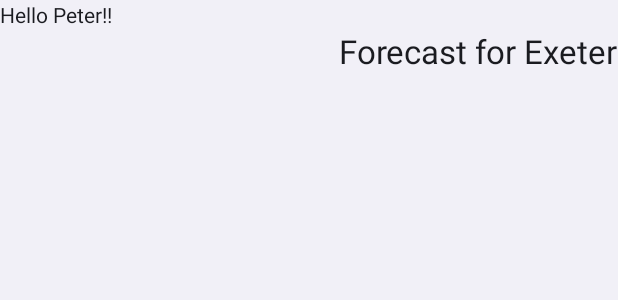
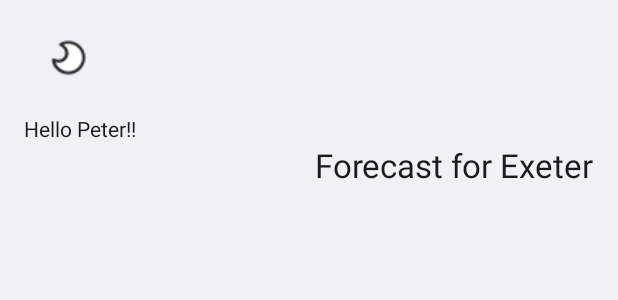
Before and after one commit to tszpinda/android-widget-background, an Android app: the layout widget_medium.xml on its own in the app's theme, with its tools: preview values and no code run, on a phone screen of 412 x 824 dp. Shown: the top 300 px of the screen. Run offline under Robolectric (Android 15) with nearby library versions, the phone set to English and light mode, and no system bars.

Commit message:
Transparent bg and day/night icons

```diff
--- a/app/src/main/java/com/example/widget/Widget.kt
+++ b/app/src/main/java/com/example/widget/Widget.kt
@@ -13,17 +13,18 @@ class Widget: AppWidgetProvider() {
     override fun onUpdate(
         context: Context?,
         appWidgetManager: AppWidgetManager?,
-        appWidgetIds: IntArray?
+        appWidgetIds: IntArray?,
     ) {
         super.onUpdate(context, appWidgetManager, appWidgetIds)
-        if (appWidgetIds == null) return;
-        if (appWidgetManager == null) return;
-        if (context == null) return;
+        if (appWidgetIds == null) return
+        if (appWidgetManager == null) return
+        if (context == null) return
 
         val viewMapping = RemoteViews(
             context.packageName,
             R.layout.widget_medium
-        );
+        )
+        viewMapping.setInt(R.id.widget_bg, "setImageAlpha", 45)
 
         for (appWidgetId in appWidgetIds) {
             appWidgetManager.updateAppWidget(appWidgetId, RemoteViews(viewMapping))
--- /dev/null
+++ b/app/src/main/res/drawable/widget_rounded.xml
@@ -0,0 +1,5 @@
+<?xml version="1.0" encoding="UTF-8"?>
+<shape xmlns:android="http://schemas.android.com/apk/res/android"
+    android:shape="rectangle">
+    <solid android:color="?android:attr/colorPrimary" />
+</shape>
--- a/app/src/main/res/layout/widget_medium.xml
+++ b/app/src/main/res/layout/widget_medium.xml
@@ -1,12 +1,26 @@
 <?xml version="1.0" encoding="utf-8"?>
-<LinearLayout xmlns:android="http://schemas.android.com/apk/res/android"
+<FrameLayout xmlns:android="http://schemas.android.com/apk/res/android"
+    android:id="@+id/frame_widget"
+    android:layout_width="match_parent"
+    android:layout_height="match_parent"
+    android:theme="@style/Theme.AppWidget.AppWidgetContainer">
+
+    <ImageView
+        android:id="@+id/widget_bg"
+        android:layout_width="match_parent"
+        android:layout_height="match_parent"
+        android:src="@drawable/widget_rounded" />
+
+    <LinearLayout
         android:layout_width="match_parent"
         android:layout_height="match_parent"
         android:orientation="vertical"
-    android:theme="@style/Theme.AppWidget.AppWidgetContainer">
+        android:padding="16dp"
         >
-
-
+        <ImageView
+            android:layout_width="wrap_content"
+            android:layout_height="wrap_content"
+            android:src="@drawable/ic_weather_00" />
         <TextView
             android:layout_width="wrap_content"
             android:layout_height="wrap_content"
@@ -22,3 +36,4 @@
             android:text="Forecast for Exeter" />
 
     </LinearLayout>
+</FrameLayout>
--- a/app/src/main/res/values-night/themes.xml
+++ b/app/src/main/res/values-night/themes.xml
@@ -2,9 +2,7 @@
     <!-- Base application theme. -->
     <style name="Theme.AppWidget" parent="Theme.MaterialComponents.DayNight.DarkActionBar">
         <!-- Primary brand color. -->
-        <item name="colorPrimary">@color/purple_200</item>
         <item name="colorPrimaryVariant">@color/purple_700</item>
-        <item name="colorOnPrimary">@color/black</item>
         <!-- Secondary brand color. -->
         <item name="colorSecondary">@color/teal_200</item>
         <item name="colorSecondaryVariant">@color/teal_200</item>
@@ -12,6 +10,8 @@
         <!-- Status bar color. -->
         <item name="android:statusBarColor" tools:targetApi="l">?attr/colorPrimaryVariant</item>
         <!-- Customize your theme here. -->
+
+        <item name="colorOnPrimary">@color/white</item>
     </style>
 
     <style name="Theme.AppWidget.AppWidgetContainerParent" parent="@android:style/Theme.DeviceDefault" />
--- a/app/src/main/res/values/themes.xml
+++ b/app/src/main/res/values/themes.xml
@@ -4,7 +4,6 @@
         <!-- Primary brand color. -->
         <item name="colorPrimary">@color/purple_500</item>
         <item name="colorPrimaryVariant">@color/purple_700</item>
-        <item name="colorOnPrimary">@color/white</item>
         <!-- Secondary brand color. -->
         <item name="colorSecondary">@color/teal_200</item>
         <item name="colorSecondaryVariant">@color/teal_700</item>
@@ -12,6 +11,8 @@
         <!-- Status bar color. -->
         <item name="android:statusBarColor" tools:targetApi="l">?attr/colorPrimaryVariant</item>
         <!-- Customize your theme here. -->
+
+        <item name="colorOnPrimary">@color/purple_200</item>
     </style>
 
     <style name="Theme.AppWidget.AppWidgetContainerParent" parent="@android:style/Theme.DeviceDefault.Light">
@@ -19,12 +20,10 @@
 
     <style name="Theme.AppWidget.AppWidgetContainer" parent="Theme.AppWidget.AppWidgetContainerParent">
         <item name="android:textColor">?android:attr/textColorPrimary</item>
-        <item name="android:background">?android:attr/colorBackground</item>
     </style>
 
     <style name="Widget.AppWidget.AppWidget.Container" parent="android:Widget">
         <item name="android:id">@android:id/background</item>
-        <item name="android:background">?android:attr/colorBackground</item>
     </style>
 
 </resources>
```
Also changed, not shown: app/src/main/res/drawable-night/ic_weather_00.png (added), app/src/main/res/drawable/ic_weather_00.png (added). Lines whose indentation alone changed are shown as unchanged.
